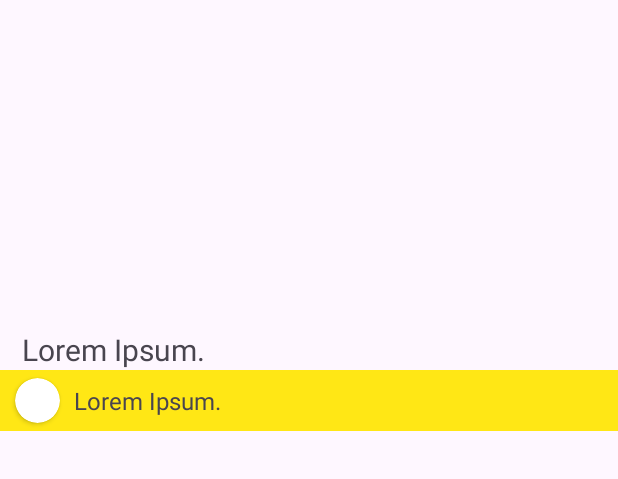
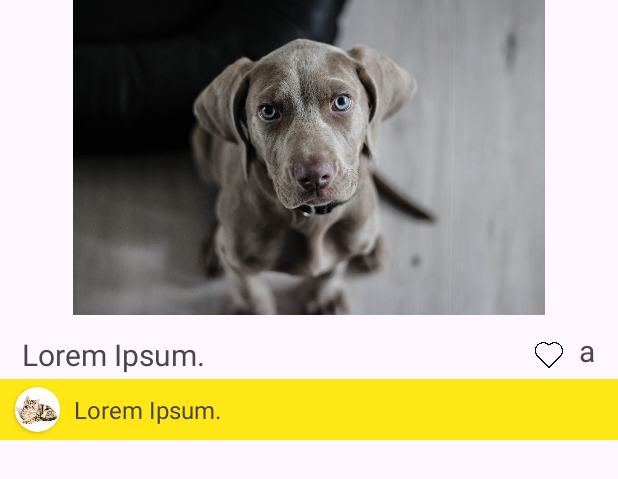
Before and after one commit to heesoo-park/TeamAssignment3_2, an Android app: the layout post_item.xml on its own in the app's theme, with its tools: preview values and no code run, on a phone screen of 412 x 824 dp. Shown: the top 479 px of the screen. Run offline under Robolectric (Android 15) with nearby library versions, the phone set to English and light mode, and no system bars.

Commit message:
Like 기능 추가

```diff
--- a/app/src/main/java/com/example/teamsns/Post.kt
+++ b/app/src/main/java/com/example/teamsns/Post.kt
@@ -7,4 +7,5 @@ data class Post(
     var like: Int = 0,
     var postContent: String? = null,
     var commentIcon: Int = 0,
+    var likeSelectedUser: ArrayList<String>? = null
 )
--- /dev/null
+++ b/app/src/main/res/drawable/selector_heart_button.xml
@@ -0,0 +1,5 @@
+<?xml version="1.0" encoding="utf-8"?>
+<selector xmlns:android="http://schemas.android.com/apk/res/android">
+    <item android:drawable="@drawable/heart" android:state_pressed="true"/>
+    <item android:drawable="@drawable/empty_heart"/>
+</selector>
--- a/app/src/main/res/layout/post_item.xml
+++ b/app/src/main/res/layout/post_item.xml
@@ -8,17 +8,50 @@
     <ImageView
         android:id="@+id/detail_activity_list_img"
         android:layout_width="match_parent"
-        android:layout_height="209dp"
-        app:srcCompat="@tools:sample/avatars" />
+        android:layout_height="210dp"
+        android:src="@drawable/img_dog1" />
 
-    <TextView
-        android:id="@+id/detail_activity_list_contents"
+    <androidx.constraintlayout.widget.ConstraintLayout
         android:layout_width="match_parent"
         android:layout_height="wrap_content"
-        android:layout_marginStart="10dp"
-        android:layout_marginTop="10dp"
-        android:text=" Lorem Ipsum."
-        android:textSize="20sp" />
+        android:orientation="horizontal">
+
+        <TextView
+            android:id="@+id/detail_activity_list_contents"
+            android:layout_width="wrap_content"
+            android:layout_height="wrap_content"
+            android:layout_marginStart="10dp"
+            android:layout_marginTop="10dp"
+            android:layout_marginEnd="50dp"
+            android:text=" Lorem Ipsum."
+            android:textSize="20sp"
+            app:layout_constraintBottom_toBottomOf="parent"
+            app:layout_constraintStart_toStartOf="parent"
+            app:layout_constraintTop_toTopOf="parent" />
+
+        <ImageView
+            android:id="@+id/like_button"
+            android:layout_width="20dp"
+            android:layout_height="20dp"
+            android:layout_marginTop="10dp"
+            android:layout_marginEnd="10dp"
+            android:src="@drawable/selector_heart_button"
+            app:layout_constraintBottom_toBottomOf="parent"
+            app:layout_constraintEnd_toStartOf="@id/like_count"
+            app:layout_constraintTop_toTopOf="parent" />
+
+        <TextView
+            android:id="@+id/like_count"
+            android:layout_width="wrap_content"
+            android:layout_height="wrap_content"
+            android:layout_marginEnd="15dp"
+            android:layout_marginBottom="5dp"
+            android:text="a"
+            android:textSize="20sp"
+            app:layout_constraintBottom_toBottomOf="@id/like_button"
+            app:layout_constraintEnd_toEndOf="parent"
+            app:layout_constraintTop_toTopOf="@id/like_button" />
+    </androidx.constraintlayout.widget.ConstraintLayout>
 
     <androidx.constraintlayout.widget.ConstraintLayout
         android:layout_width="match_parent"
@@ -39,11 +72,11 @@
 
             <ImageView
                 android:id="@+id/detail_activity_comment_icon"
-                android:layout_width="30dp"
-                android:layout_height="30dp"
+                android:layout_width="wrap_content"
+                android:layout_height="match_parent"
+                android:src="@drawable/img_cat1"
                 app:layout_constraintStart_toStartOf="parent"
-                app:layout_constraintTop_toBottomOf="@id/detail_activity_list_contents"
-                app:srcCompat="@tools:sample/avatars" />
+                app:layout_constraintTop_toBottomOf="@id/detail_activity_list_contents" />
         </androidx.cardview.widget.CardView>
 
         <TextView
--- a/app/src/main/res/values/strings.xml
+++ b/app/src/main/res/values/strings.xml
@@ -2,4 +2,8 @@
     <string name="app_name">teamSns</string>
     <string name="detail_activity_edit">편집</string>
     <string name="detail_activity_logout">로그아웃</string>
+    <string name="edit_name">이름</string>
+    <string name="edit_name_empty">이름을 입력하세요</string>
+    <string name="edit_status">상태</string>
+    <string name="edit_status_message">상태메세지를 입력하세요</string>
 </resources>
```
Also changed, not shown: app/src/main/java/com/example/teamsns/DetailPageActivity.kt (+33 -2 lines), app/src/main/java/com/example/teamsns/ProfileEditActivity.kt (deleted, +0 -11 lines), app/src/main/res/layout/activity_profile_edit.xml (deleted, +0 -9 lines), app/src/main/res/drawable/empty_heart.png (added), app/src/main/res/drawable/heart.png (added).
